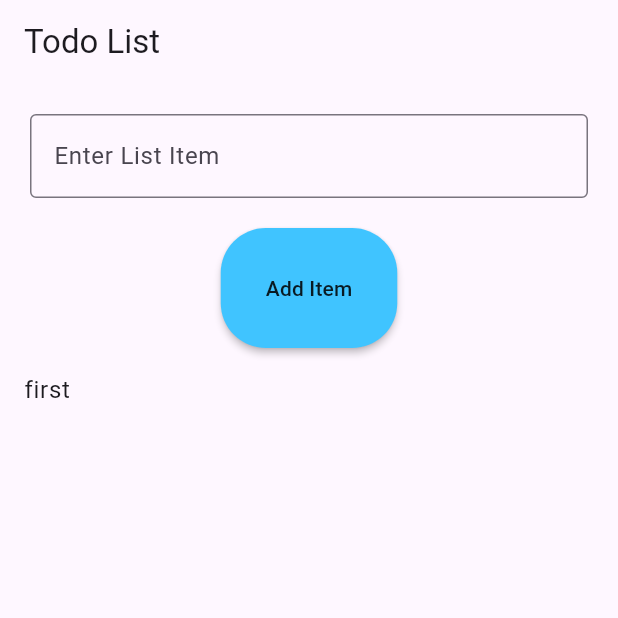
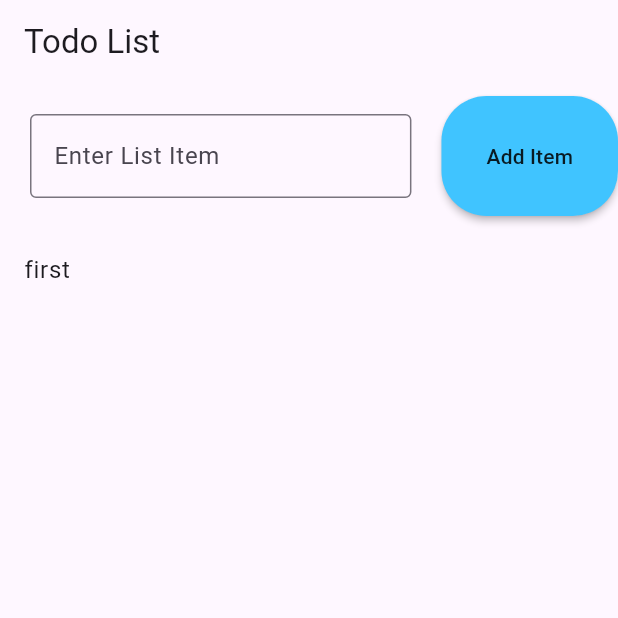
Before and after one commit to Jathu23/First-Flutter-Project, a Flutter app: the screen it shows after launch, on a phone screen of 412 x 824 dp, the top half of it. Run offline on Flutter 3.47's test engine with Material 3 defaults, Android fonts, the phone set to English and light mode, and no system bars.

Commit message:
add ui row

```diff
--- a/lib/main.dart
+++ b/lib/main.dart
@@ -22,7 +22,10 @@ class _TodoAppState extends State<TodoApp> {
         ),
         body: Column(
           children: [
-            Container(
+     Row(
+    children: [
+      Expanded(child:
+             Container(
               padding: EdgeInsets.all(20),
               child: TextField(
                 controller: listdatacontroller,
@@ -31,7 +34,8 @@ class _TodoAppState extends State<TodoApp> {
                   labelText: "Enter List Item",
                 ),
               ),
-            ),
+            ),),
+
             MaterialButton(
               onPressed: () {
                 setState(() {
@@ -53,6 +57,8 @@ class _TodoAppState extends State<TodoApp> {
               ),
               child: Text("Add Item"),
             ),
+    ],
+     ),
             Expanded(
               child: ListView.builder(
                 itemCount: itemList.length,
```
